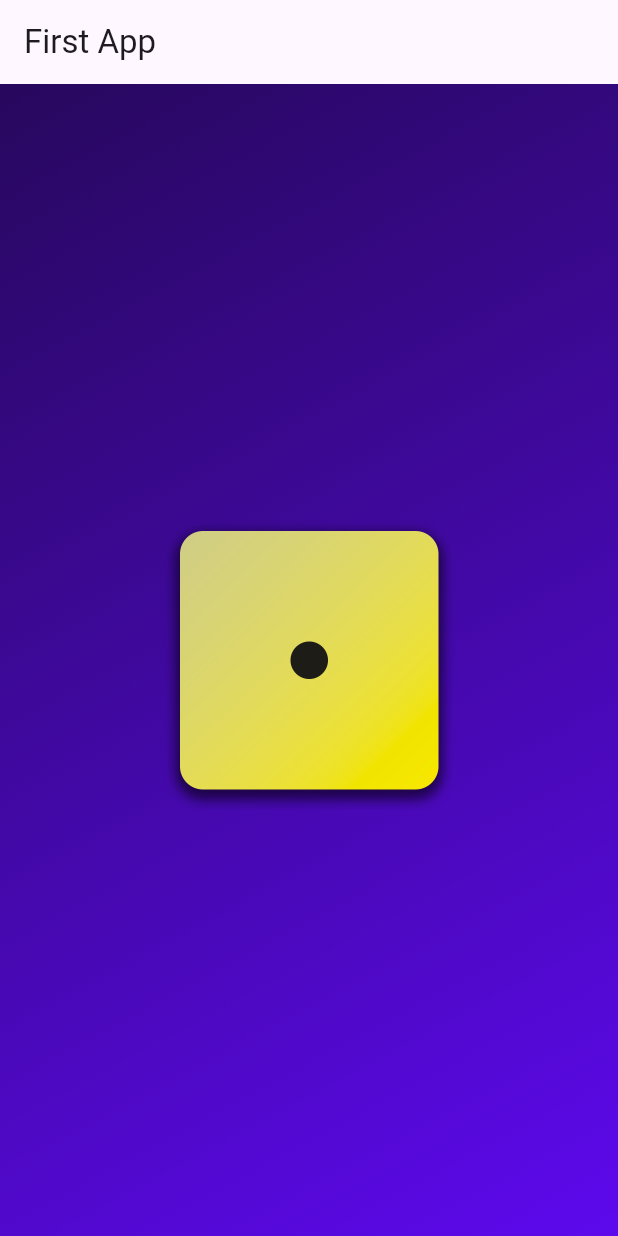
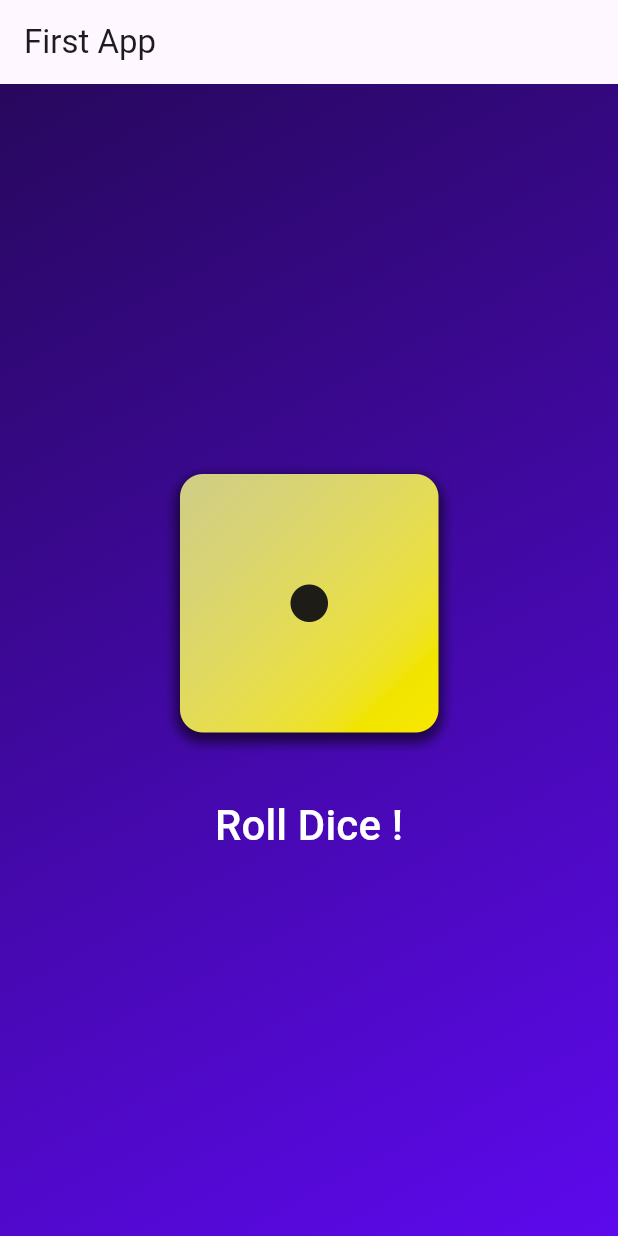
Before and after one commit to AmmarSultanDev/dice_flutter, a Flutter app: the screen it shows after launch, on a phone screen of 412 x 824 dp. Run offline on Flutter 3.47's test engine with Material 3 defaults, Android fonts, the phone set to English and light mode, and no system bars.

Commit message:
Implement rollDice mechanism using Random()

```diff
--- a/lib/gradient_container.dart
+++ b/lib/gradient_container.dart
@@ -1,30 +1,60 @@
+import 'dart:math';
+
 import 'package:dice_flutter/styled_text.dart';
 import 'package:flutter/material.dart';
 
-class GradientContainer extends StatelessWidget {
-  const GradientContainer({
+class GradientContainer extends StatefulWidget {
+  GradientContainer({
     super.key,
     this.colors,
-    required this.imagePath,
   });
 
   final List<Color>? colors;
-  final String imagePath;
+
+  @override
+  State<GradientContainer> createState() => _GradientContainerState();
+}
+
+class _GradientContainerState extends State<GradientContainer> {
+  int diceNumber = 1;
+
+  void rollDice() {
+    // function body
+    setState(() {
+      diceNumber = Random().nextInt(6) + 1;
+    });
+  }
 
   @override
   Widget build(BuildContext context) {
     return Container(
       decoration: BoxDecoration(
         gradient: LinearGradient(
-          colors: colors!,
+          colors: widget.colors!,
           begin: Alignment.topLeft,
           end: Alignment.bottomRight,
         ),
       ),
       child: Center(
-        child: Image.asset(
-          imagePath,
-          width: 200,
+        child: Column(
+          mainAxisSize: MainAxisSize.min,
+          children: [
+            Image.asset(
+              'assets/images/dice-$diceNumber.png',
+              width: 200,
+            ),
+            SizedBox(
+              height: 20,
+            ),
+            TextButton(
+                onPressed: () {
+                  rollDice();
+                },
+                child: const Text(
+                  'Roll Dice !',
+                  style: TextStyle(color: Colors.white, fontSize: 28),
+                ))
+          ],
         ),
       ),
     );
--- a/lib/main.dart
+++ b/lib/main.dart
@@ -19,9 +19,9 @@ class MyApp extends StatelessWidget {
         appBar: AppBar(
           title: const Text('First App'),
         ),
-        body: const GradientContainer(
-            colors: [Color(0xFF27085D), Color.fromARGB(255, 93, 9, 237)],
-            imagePath: 'assets/images/dice-1.png'),
+        body: GradientContainer(
+          colors: [Color(0xFF27085D), Color.fromARGB(255, 93, 9, 237)],
+        ),
       ),
     );
   }
```
